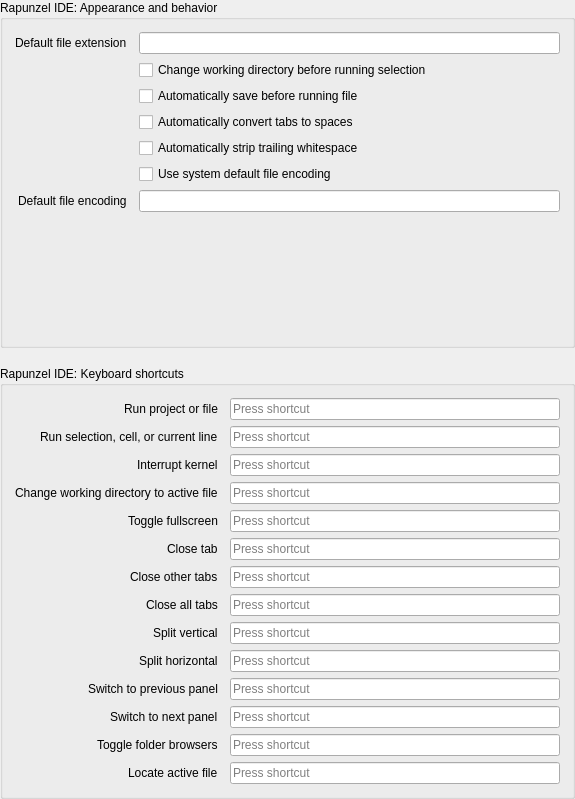
Above: opensesame_extensions/OpenSesameIDE/preferences.ui from open-cogsci/rapunzel before the change. Below: the same form after it.
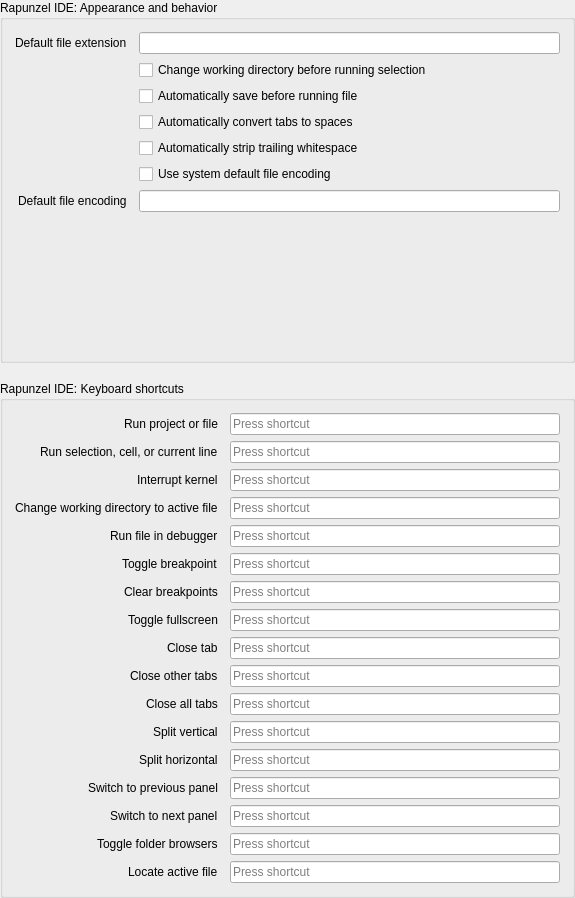
That is the form after the change.

Commit message: Add basic debugger support

Patch:
```diff
--- a/opensesame_extensions/OpenSesameIDE/preferences.ui
+++ b/opensesame_extensions/OpenSesameIDE/preferences.ui
@@ -7,7 +7,7 @@
     <x>0</x>
     <y>0</y>
     <width>575</width>
-    <height>799</height>
+    <height>898</height>
    </rect>
   </property>
   <property name="windowTitle">
@@ -163,70 +163,70 @@
         </property>
        </widget>
       </item>
-      <item row="4" column="0">
+      <item row="7" column="0">
        <widget class="QLabel" name="label_5">
         <property name="text">
          <string>Toggle fullscreen</string>
         </property>
        </widget>
       </item>
-      <item row="5" column="0">
+      <item row="8" column="0">
        <widget class="QLabel" name="label_6">
         <property name="text">
          <string>Close tab</string>
         </property>
        </widget>
       </item>
-      <item row="6" column="0">
+      <item row="9" column="0">
        <widget class="QLabel" name="label_7">
         <property name="text">
          <string>Close other tabs</string>
         </property>
        </widget>
       </item>
-      <item row="7" column="0">
+      <item row="10" column="0">
        <widget class="QLabel" name="label_8">
         <property name="text">
          <string>Close all tabs</string>
         </property>
        </widget>
       </item>
-      <item row="8" column="0">
+      <item row="11" column="0">
        <widget class="QLabel" name="label_9">
         <property name="text">
          <string>Split vertical</string>
         </property>
        </widget>
       </item>
-      <item row="9" column="0">
+      <item row="12" column="0">
        <widget class="QLabel" name="label_10">
         <property name="text">
          <string>Split horizontal</string>
         </property>
        </widget>
       </item>
-      <item row="10" column="0">
+      <item row="13" column="0">
        <widget class="QLabel" name="label_11">
         <property name="text">
          <string>Switch to previous panel</string>
         </property>
        </widget>
       </item>
-      <item row="11" column="0">
+      <item row="14" column="0">
        <widget class="QLabel" name="label_12">
         <property name="text">
          <string>Switch to next panel</string>
         </property>
        </widget>
       </item>
-      <item row="12" column="0">
+      <item row="15" column="0">
        <widget class="QLabel" name="label_13">
         <property name="text">
          <string>Toggle folder browsers</string>
         </property>
        </widget>
       </item>
-      <item row="13" column="0">
+      <item row="16" column="0">
        <widget class="QLabel" name="label_14">
         <property name="text">
          <string>Locate active file</string>
@@ -245,36 +245,66 @@
       <item row="3" column="1">
        <widget class="QKeySequenceEdit" name="cfg_opensesame_ide_shortcut_change_working_directory"/>
       </item>
-      <item row="4" column="1">
+      <item row="7" column="1">
        <widget class="QKeySequenceEdit" name="cfg_opensesame_ide_shortcut_toggle_fullscreen"/>
       </item>
-      <item row="5" column="1">
+      <item row="8" column="1">
        <widget class="QKeySequenceEdit" name="cfg_opensesame_ide_shortcut_close_tab"/>
       </item>
-      <item row="6" column="1">
+      <item row="9" column="1">
        <widget class="QKeySequenceEdit" name="cfg_opensesame_ide_shortcut_close_other_tabs"/>
       </item>
-      <item row="7" column="1">
+      <item row="10" column="1">
        <widget class="QKeySequenceEdit" name="cfg_opensesame_ide_shortcut_close_all_tabs"/>
       </item>
-      <item row="8" column="1">
+      <item row="11" column="1">
        <widget class="QKeySequenceEdit" name="cfg_opensesame_ide_shortcut_split_vertical"/>
       </item>
-      <item row="9" column="1">
+      <item row="12" column="1">
        <widget class="QKeySequenceEdit" name="cfg_opensesame_ide_shortcut_split_horizontal"/>
       </item>
-      <item row="10" column="1">
+      <item row="13" column="1">
        <widget class="QKeySequenceEdit" name="cfg_opensesame_ide_shortcut_switch_previous_panel"/>
       </item>
-      <item row="11" column="1">
+      <item row="14" column="1">
        <widget class="QKeySequenceEdit" name="cfg_opensesame_ide_shortcut_switch_next_panel"/>
       </item>
-      <item row="12" column="1">
+      <item row="15" column="1">
        <widget class="QKeySequenceEdit" name="cfg_opensesame_ide_shortcut_toggle_folder_browsers"/>
       </item>
-      <item row="13" column="1">
+      <item row="16" column="1">
        <widget class="QKeySequenceEdit" name="cfg_opensesame_ide_shortcut_locate_active_file"/>
       </item>
+      <item row="4" column="0">
+       <widget class="QLabel" name="label_17">
+        <property name="text">
+         <string>Run file in debugger</string>
+        </property>
+       </widget>
+      </item>
+      <item row="5" column="0">
+       <widget class="QLabel" name="label_18">
+        <property name="text">
+         <string>Toggle breakpoint</string>
+        </property>
+       </widget>
+      </item>
+      <item row="6" column="0">
+       <widget class="QLabel" name="label_19">
+        <property name="text">
+         <string>Clear breakpoints</string>
+        </property>
+       </widget>
+      </item>
+      <item row="4" column="1">
+       <widget class="QKeySequenceEdit" name="cfg_opensesame_ide_shortcut_run_debug"/>
+      </item>
+      <item row="5" column="1">
+       <widget class="QKeySequenceEdit" name="cfg_opensesame_ide_shortcut_toggle_breakpoint"/>
+      </item>
+      <item row="6" column="1">
+       <widget class="QKeySequenceEdit" name="cfg_opensesame_ide_shortcut_clear_breakpoints"/>
+      </item>
      </layout>
     </widget>
    </item>
```
The commit also changes 9 other files.
